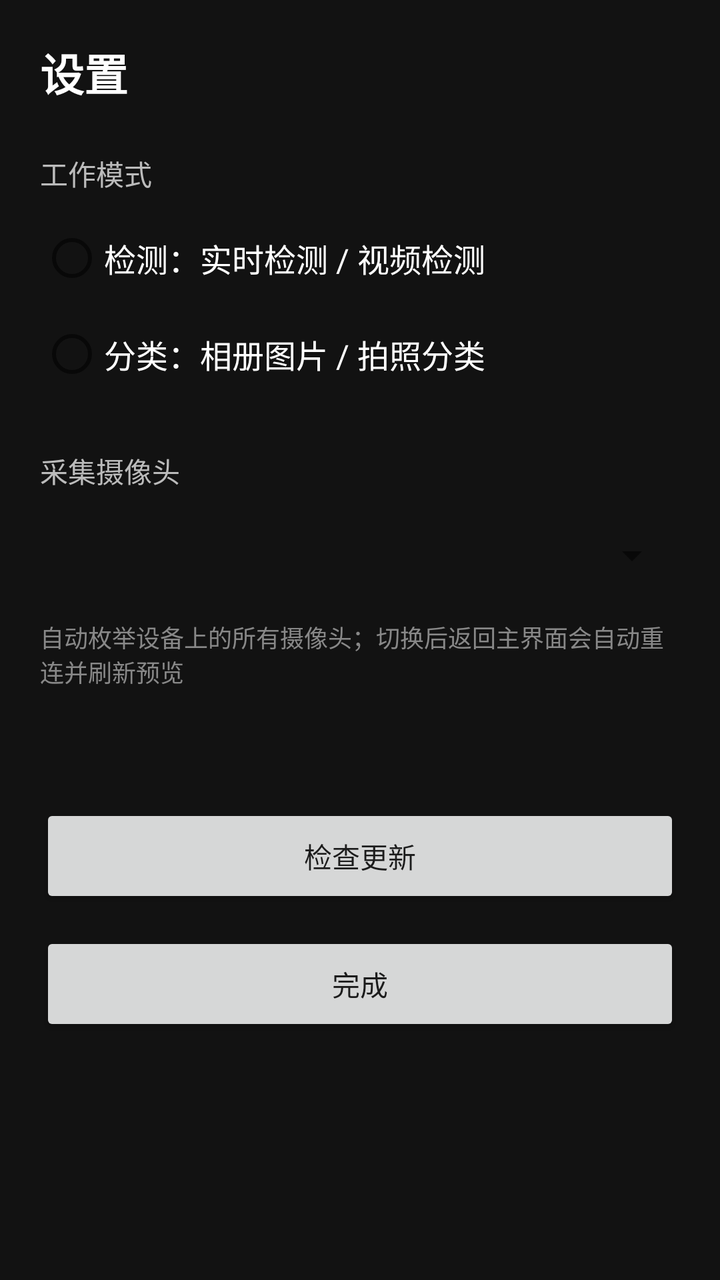
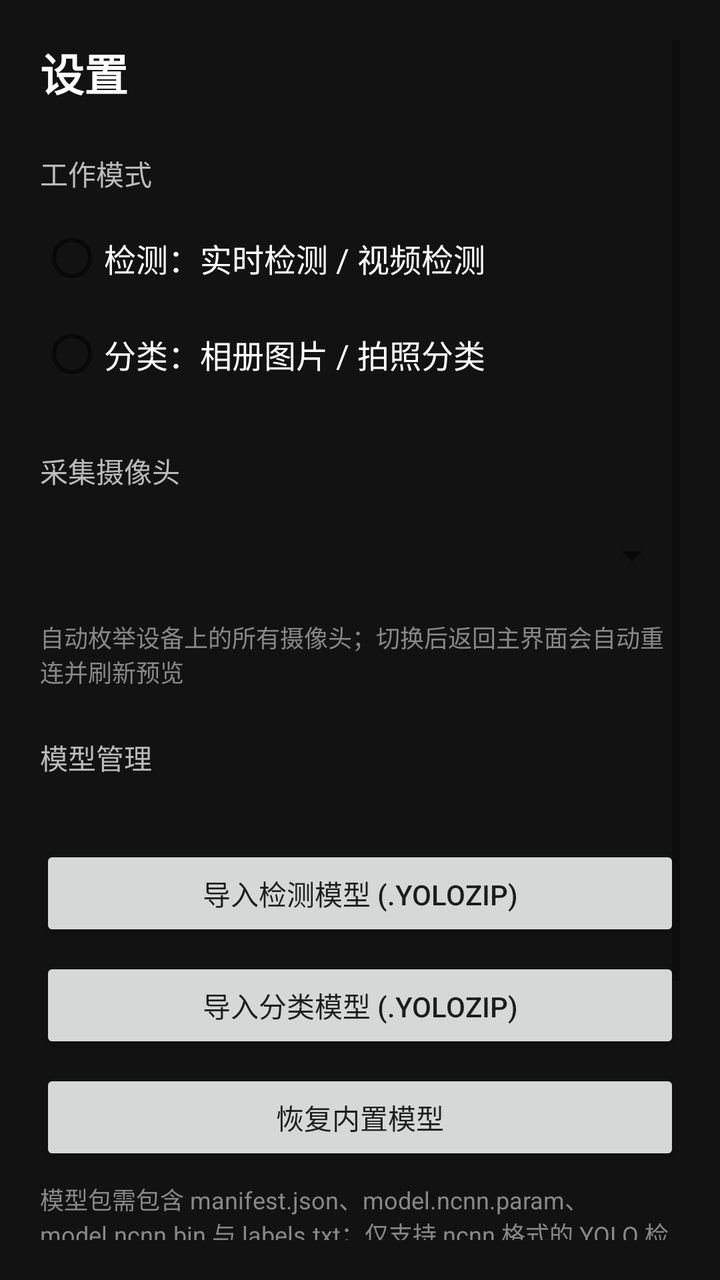

Screens rendered from an Android XML layout before and after an edit, with the pre-edit source and the edit as a unified diff.
<!-- AndroidManifest.xml: application theme AppTheme -->
<!-- res/layout/activity_settings.xml -->
<?xml version="1.0" encoding="utf-8"?>
<ScrollView xmlns:android="http://schemas.android.com/apk/res/android"
    android:id="@+id/settings_root"
    android:layout_width="match_parent"
    android:layout_height="match_parent"
    android:background="#121212"
    android:padding="20dp">

    <LinearLayout
        android:layout_width="match_parent"
        android:layout_height="wrap_content"
        android:orientation="vertical">

        <TextView
            android:layout_width="wrap_content"
            android:layout_height="wrap_content"
            android:text="@string/settings_title"
            android:textColor="#FFFFFF"
            android:textSize="22sp"
            android:textStyle="bold" />

        <TextView
            android:layout_width="wrap_content"
            android:layout_height="wrap_content"
            android:layout_marginTop="24dp"
            android:text="@string/settings_mode_title"
            android:textColor="#BBBBBB"
            android:textSize="14sp" />

        <RadioGroup
            android:id="@+id/mode_group"
            android:layout_width="match_parent"
            android:layout_height="wrap_content"
            android:layout_marginTop="8dp"
            android:orientation="vertical">

            <RadioButton
                android:id="@+id/mode_detect"
                android:layout_width="match_parent"
                android:layout_height="48dp"
                android:text="@string/settings_mode_detect"
                android:textColor="#FFFFFF"
                android:textSize="16sp" />

            <RadioButton
                android:id="@+id/mode_classify"
                android:layout_width="match_parent"
                android:layout_height="48dp"
                android:text="@string/settings_mode_classify"
                android:textColor="#FFFFFF"
                android:textSize="16sp" />
        </RadioGroup>

        <TextView
            android:layout_width="wrap_content"
            android:layout_height="wrap_content"
            android:layout_marginTop="24dp"
            android:text="@string/settings_camera_title"
            android:textColor="#BBBBBB"
            android:textSize="14sp" />

        <Spinner
            android:id="@+id/camera_spinner"
            android:layout_width="match_parent"
            android:layout_height="48dp"
            android:layout_marginTop="8dp" />

        <TextView
            android:layout_width="wrap_content"
            android:layout_height="wrap_content"
            android:layout_marginTop="8dp"
            android:text="@string/settings_camera_hint"
            android:textColor="#888888"
            android:textSize="12sp" />

        <TextView
            android:id="@+id/settings_version"
            android:layout_width="wrap_content"
            android:layout_height="wrap_content"
            android:layout_marginTop="28dp"
            android:textColor="#AAAAAA"
            android:textSize="13sp" />

        <Button
            android:id="@+id/settings_check_update"
            android:layout_width="match_parent"
            android:layout_height="52dp"
            android:layout_marginTop="12dp"
            android:text="@string/settings_check_update" />

        <Button
            android:id="@+id/settings_done"
            android:layout_width="match_parent"
            android:layout_height="52dp"
            android:layout_marginTop="12dp"
            android:text="@string/settings_done" />
    </LinearLayout>
</ScrollView>
<!-- resources referenced by this layout -->
<resources>
  <string name="settings_camera_hint">自动枚举设备上的所有摄像头；切换后返回主界面会自动重连并刷新预览</string>
  <string name="settings_camera_title">采集摄像头</string>
  <string name="settings_check_update">检查更新</string>
  <string name="settings_done">完成</string>
  <string name="settings_mode_classify">分类：相册图片 / 拍照分类</string>
  <string name="settings_mode_detect">检测：实时检测 / 视频检测</string>
  <string name="settings_mode_title">工作模式</string>
  <string name="settings_title">设置</string>
  <style name="AppTheme" parent="android:Theme.Material.Light.NoActionBar">
          <item name="android:statusBarColor">#000000</item>
          <item name="android:windowBackground">#000000</item>
      </style>
</resources>

<!-- the commit's change to res/layout/activity_settings.xml (unified diff, before → after) -->
@@ -74,6 +74,51 @@
             android:textSize="12sp" />
 
         <TextView
+            android:layout_width="wrap_content"
+            android:layout_height="wrap_content"
+            android:layout_marginTop="24dp"
+            android:text="@string/settings_model_title"
+            android:textColor="#BBBBBB"
+            android:textSize="14sp" />
+
+        <TextView
+            android:id="@+id/model_info"
+            android:layout_width="match_parent"
+            android:layout_height="wrap_content"
+            android:layout_marginTop="8dp"
+            android:textColor="#DDDDDD"
+            android:textSize="13sp" />
+
+        <Button
+            android:id="@+id/btn_import_detect"
+            android:layout_width="match_parent"
+            android:layout_height="48dp"
+            android:layout_marginTop="8dp"
+            android:text="@string/settings_import_detect" />
+
+        <Button
+            android:id="@+id/btn_import_classify"
+            android:layout_width="match_parent"
+            android:layout_height="48dp"
+            android:layout_marginTop="8dp"
+            android:text="@string/settings_import_classify" />
+
+        <Button
+            android:id="@+id/btn_reset_models"
+            android:layout_width="match_parent"
+            android:layout_height="48dp"
+            android:layout_marginTop="8dp"
+            android:text="@string/settings_reset_models" />
+
+        <TextView
+            android:layout_width="match_parent"
+            android:layout_height="wrap_content"
+            android:layout_marginTop="8dp"
+            android:text="@string/settings_model_note"
+            android:textColor="#888888"
+            android:textSize="12sp" />
+
+        <TextView
             android:id="@+id/settings_version"
             android:layout_width="wrap_content"
             android:layout_height="wrap_content"
<!-- resource entries referenced after the edit -->
@@ -4,9 +4,14 @@
   <string name="settings_camera_title">采集摄像头</string>
   <string name="settings_check_update">检查更新</string>
   <string name="settings_done">完成</string>
+  <string name="settings_import_classify">导入分类模型 (.yolozip)</string>
+  <string name="settings_import_detect">导入检测模型 (.yolozip)</string>
   <string name="settings_mode_classify">分类：相册图片 / 拍照分类</string>
   <string name="settings_mode_detect">检测：实时检测 / 视频检测</string>
   <string name="settings_mode_title">工作模式</string>
+  <string name="settings_model_note">模型包需包含 manifest.json、model.ncnn.param、model.ncnn.bin 与 labels.txt；仅支持 ncnn 格式的 YOLO 检测 / 分类模型。</string>
+  <string name="settings_model_title">模型管理</string>
+  <string name="settings_reset_models">恢复内置模型</string>
   <string name="settings_title">设置</string>
   <style name="AppTheme" parent="android:Theme.Material.Light.NoActionBar">
           <item name="android:statusBarColor">#000000</item>
